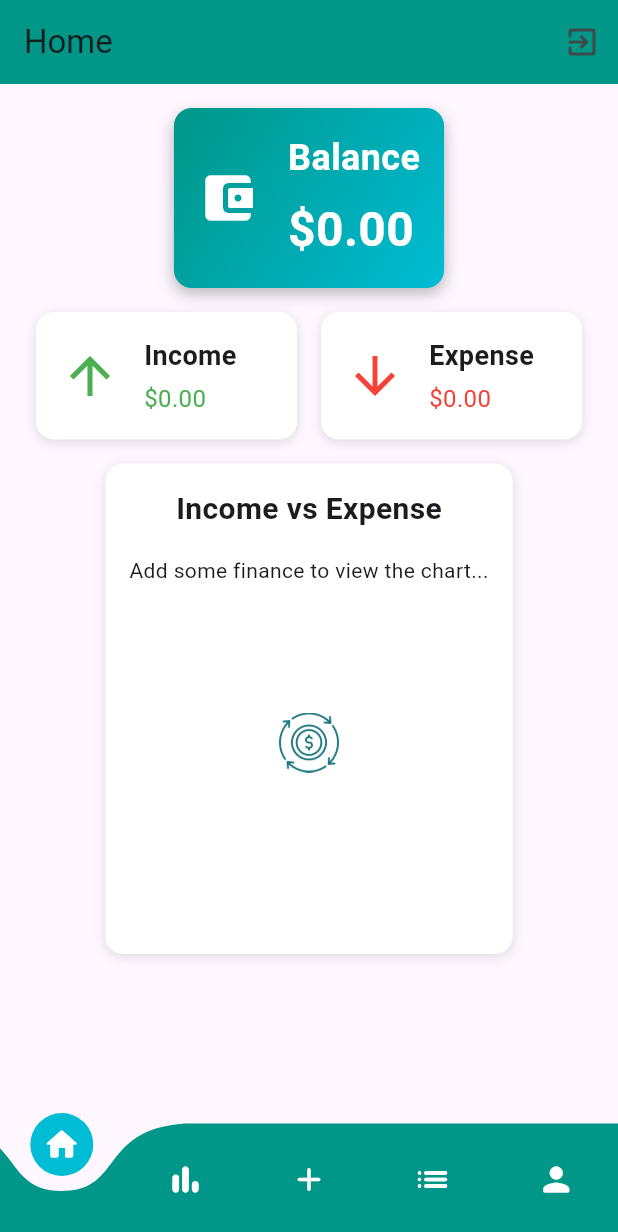
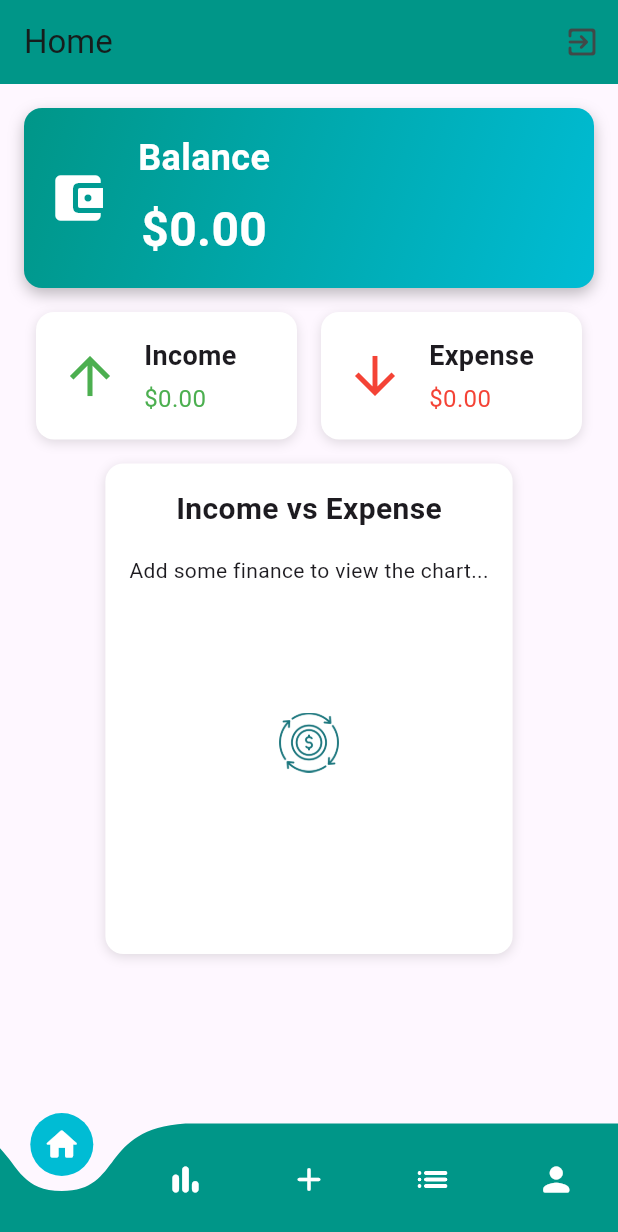
Before and after one commit to RaihanRafi01/Finance-Management, a Flutter app: the screen it shows once a user with an empty profile is signed in, on a phone screen of 412 x 824 dp. Shown: the top 1232 px of the screen. Run offline on Flutter 3.47's test engine with Material 3 defaults, Android fonts, the phone set to English and light mode, and no system bars; drawn by our look-alikes of curved_navigation_bar; our stand-ins replace cloud_firestore, firebase_auth, firebase_core, firebase_storage, fl_chart, google_sign_in and 3 more; accounts and stored records are empty.

Commit message:
fixed the balance overflow

```diff
--- a/lib/ui/widgets/balanceBox.dart
+++ b/lib/ui/widgets/balanceBox.dart
@@ -1,9 +1,8 @@
 import 'package:flutter/material.dart';
 
 Widget BuildBalanceBox(double? balance) {
-  return SingleChildScrollView(
-    scrollDirection: Axis.horizontal,
-    child: Container(
+  return Container(
+    width: double.maxFinite,
     padding: const EdgeInsets.all(16.0),
     decoration: BoxDecoration(
       gradient: LinearGradient(
@@ -20,14 +19,16 @@ Widget BuildBalanceBox(double? balance) {
         ),
       ],
     ),
+    child: SingleChildScrollView(
+      scrollDirection: Axis.horizontal,
       child: Row(
-        mainAxisAlignment: MainAxisAlignment.spaceBetween,
+        mainAxisAlignment: MainAxisAlignment.center,
         children: [
           Icon(Icons.account_balance_wallet_rounded,
               color: Colors.white, size: 40),
           SizedBox(width: 20),
           Column(
-            crossAxisAlignment: CrossAxisAlignment.start,
+            crossAxisAlignment: CrossAxisAlignment.center,
             children: [
               Text(
                 'Balance',
```
Lines whose indentation alone changed are shown as unchanged.
